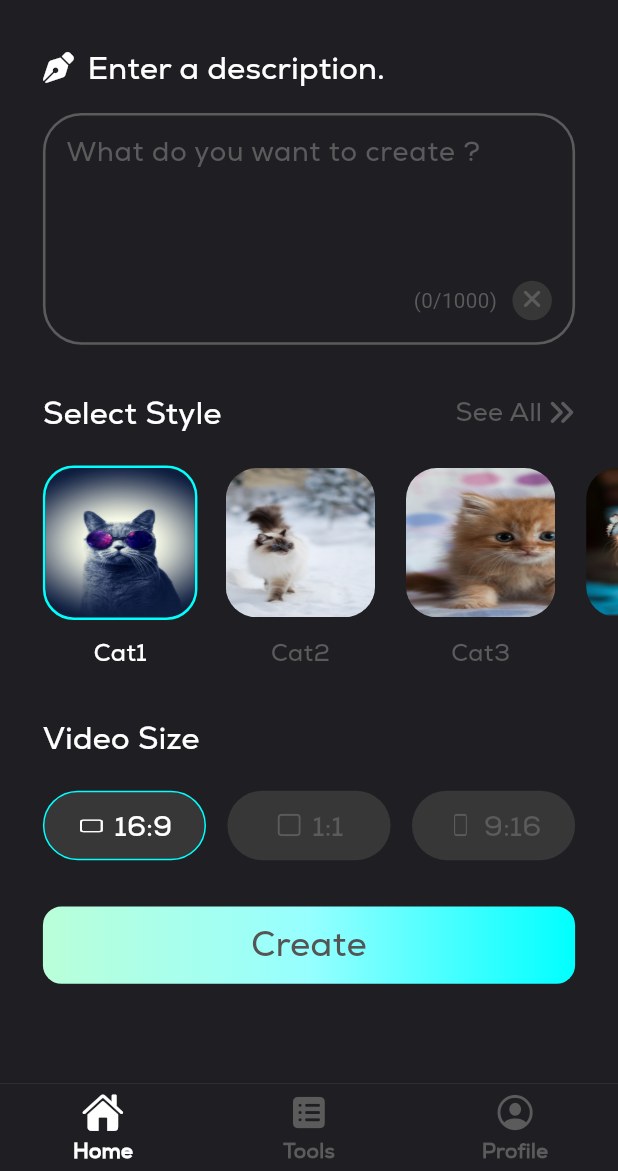
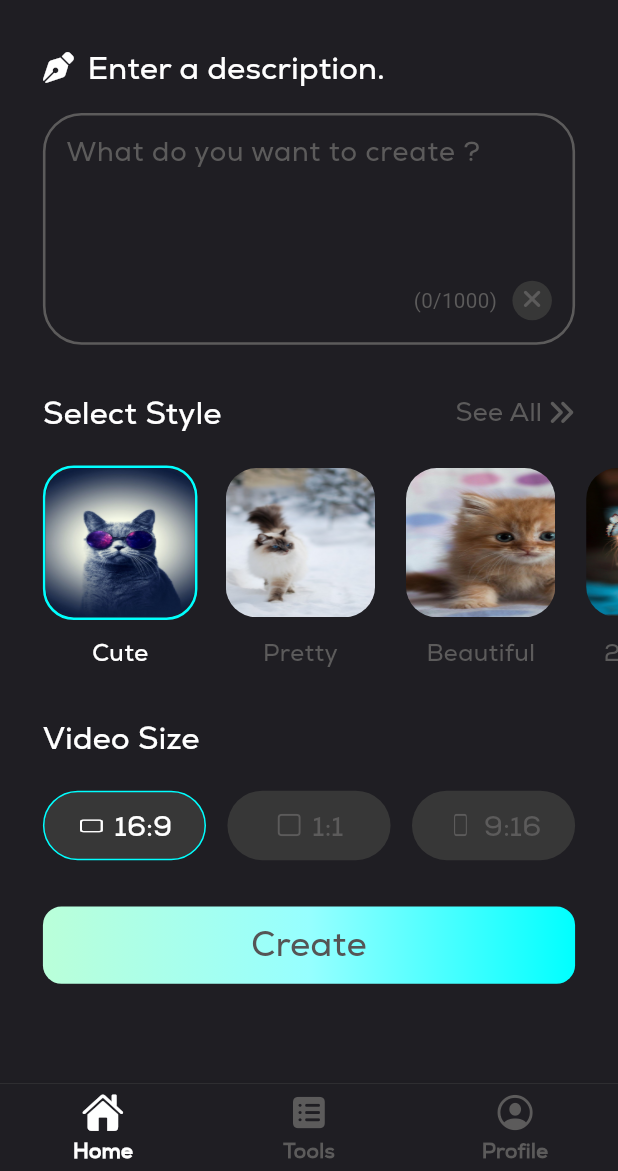
Before and after one commit to Lovingcats/PromAD_Sora_Backend, a Flutter app: the screen it shows after launch, after a tap on "Skip", on a phone screen of 412 x 824 dp, the part 65-1236 px from its top. Run offline on Flutter 3.47's test engine with Material 3 defaults, Android fonts, the phone set to English and light mode, and no system bars; drawn by our look-alikes of intro_slider, simple_gradient_text, stylish_bottom_bar; our stand-ins replace dropdown_button2, flutter_screenutil, font_awesome_flutter, lottie; Roboto replaces fonts that are missing (Rexa_Light); project files that could hold a hidden picture were left out.

Commit message:
[UPDATE] video Style names

```diff
--- a/lib/widgets/selectstyle_slider.dart
+++ b/lib/widgets/selectstyle_slider.dart
@@ -18,14 +18,21 @@ class _SelectVideoStyleSliderState extends State<SelectVideoStyleSlider> {
     print("실행");
     WidgetsBinding.instance.addPostFrameCallback((_) {
       List<String> styleName = [
-        "Cat1",
-        "Cat2",
-        "Cat3",
-        "Cat4",
-        "Cat5",
-        "Cat6",
-        "Cat7",
-        "Cat8"
+        "Cute",
+        "Pretty",
+        "Beautiful",
+        "2d Anime",
+        "Fashion",
+        "Fantasy",
+        "3d Anime",
+        "Sketch",
+        "Makoto Shinkai",
+        "Pixel Art",
+        "Minecraft",
+        "Neon",
+        "Comic Book",
+        "Painting",
+        "illustration",
       ];
       var styleProvider = Provider.of<StyleProvider>(context, listen: false);
       for (int i = 0; i < 8; i++) {
```
